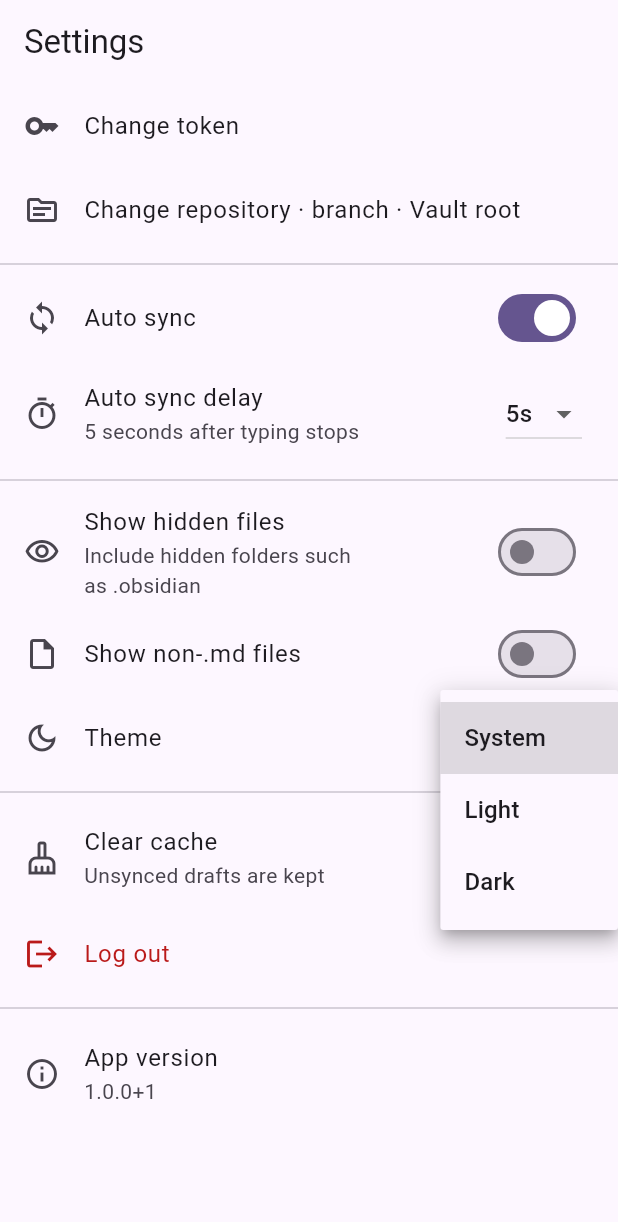
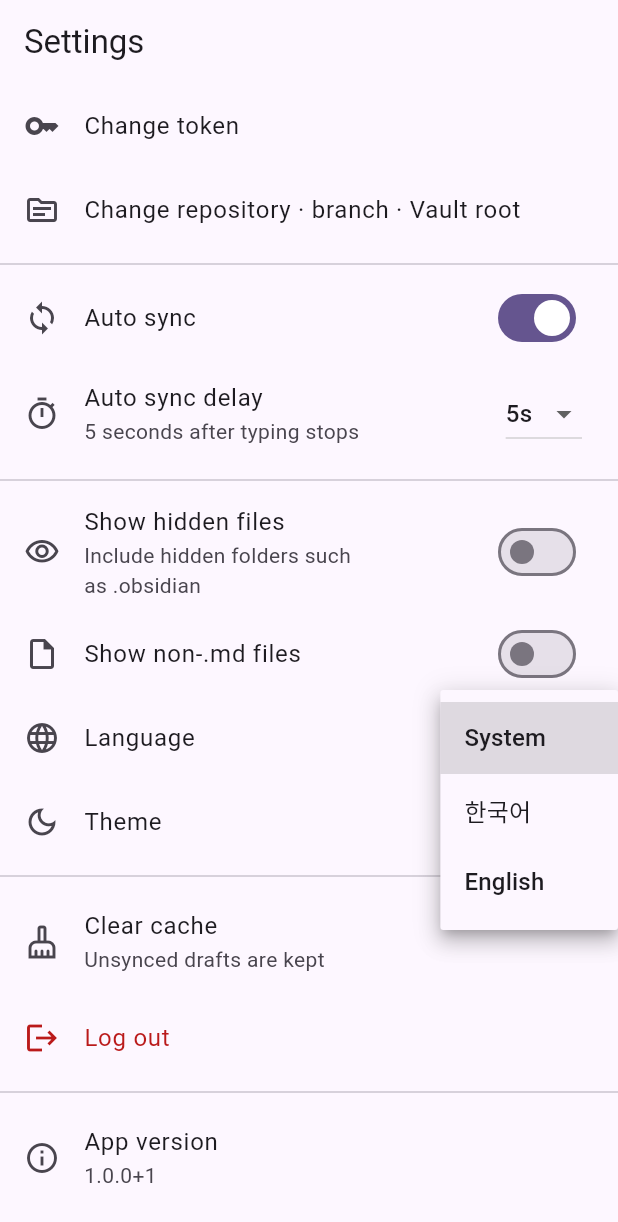
Before and after one commit to hyunseokyu1-netizen/repo-note, a Flutter app: the SettingsPage screen opened by its route, after a tap on "System", on a phone screen of 412 x 824 dp. Shown: the top 1222 px of the screen. Run offline on Flutter 3.47's test engine with Material 3 defaults, Android fonts, the phone set to English and light mode, and no system bars; our stand-ins replace connectivity_plus, dio, drift, flutter_markdown_plus, flutter_riverpod, flutter_secure_storage and 2 more; accounts and stored records are empty; generated files the repository leaves out were written again.

Commit message:
feat: 설정에 앱 언어 변경 옵션 추가 (시스템/한국어/English)
- 기본은 시스템 언어를 따르고, 설정에서 명시적으로 변경 가능
- 선택한 언어는 로컬 DB에 저장되어 재시작 후에도 유지

Co-Authored-By: Claude Fable 5 <noreply@anthropic.com>

```diff
--- a/lib/features/settings/presentation/settings_page.dart
+++ b/lib/features/settings/presentation/settings_page.dart
@@ -179,6 +179,21 @@ class _SettingsPageState extends ConsumerState<SettingsPage> {
             onChanged: controller.setShowNonMarkdown,
           ),
           ListTile(
+            leading: const Icon(Icons.language_outlined),
+            title: Text(l10n.languageTitle),
+            trailing: DropdownButton<String>(
+              value: settings.localeCode,
+              items: [
+                DropdownMenuItem(value: '', child: Text(l10n.languageSystem)),
+                const DropdownMenuItem(value: 'ko', child: Text('한국어')),
+                const DropdownMenuItem(value: 'en', child: Text('English')),
+              ],
+              onChanged: (v) {
+                if (v != null) controller.setLocaleCode(v);
+              },
+            ),
+          ),
+          ListTile(
             leading: const Icon(Icons.dark_mode_outlined),
             title: Text(l10n.themeTitle),
             trailing: DropdownButton<ThemeMode>(
--- a/lib/l10n/app_en.arb
+++ b/lib/l10n/app_en.arb
@@ -105,6 +105,8 @@
   "themeSystem": "System",
   "themeLight": "Light",
   "themeDark": "Dark",
+  "languageTitle": "Language",
+  "languageSystem": "System",
   "clearCacheTitle": "Clear cache",
   "clearCacheDesc": "Unsynced drafts are kept",
   "clearCacheConfirmClean": "Delete the synced document cache. Continue?",
--- a/lib/l10n/app_ko.arb
+++ b/lib/l10n/app_ko.arb
@@ -98,6 +98,8 @@
   "themeSystem": "시스템",
   "themeLight": "라이트",
   "themeDark": "다크",
+  "languageTitle": "언어",
+  "languageSystem": "시스템",
   "clearCacheTitle": "캐시 삭제",
   "clearCacheDesc": "미동기화 초안은 유지됩니다",
   "clearCacheConfirmClean": "동기화된 문서 캐시를 삭제합니다. 계속할까요?",
--- a/lib/l10n/gen/app_localizations.dart
+++ b/lib/l10n/gen/app_localizations.dart
@@ -638,6 +638,18 @@ abstract class AppLocalizations {
   /// **'Dark'**
   String get themeDark;
 
+  /// No description provided for @languageTitle.
+  ///
+  /// In en, this message translates to:
+  /// **'Language'**
+  String get languageTitle;
+
+  /// No description provided for @languageSystem.
+  ///
+  /// In en, this message translates to:
+  /// **'System'**
+  String get languageSystem;
+
   /// No description provided for @clearCacheTitle.
   ///
   /// In en, this message translates to:
--- a/lib/l10n/gen/app_localizations_en.dart
+++ b/lib/l10n/gen/app_localizations_en.dart
@@ -302,6 +302,12 @@ class AppLocalizationsEn extends AppLocalizations {
   String get themeDark => 'Dark';
 
   @override
+  String get languageTitle => 'Language';
+
+  @override
+  String get languageSystem => 'System';
+
+  @override
   String get clearCacheTitle => 'Clear cache';
 
   @override
--- a/lib/l10n/gen/app_localizations_ko.dart
+++ b/lib/l10n/gen/app_localizations_ko.dart
@@ -296,6 +296,12 @@ class AppLocalizationsKo extends AppLocalizations {
   String get themeDark => '다크';
 
   @override
+  String get languageTitle => '언어';
+
+  @override
+  String get languageSystem => '시스템';
+
+  @override
   String get clearCacheTitle => '캐시 삭제';
 
   @override
```
Also changed, not shown: lib/app/app.dart (+5 -2 lines), lib/features/settings/presentation/settings_controller.dart (+22 -1 lines).
